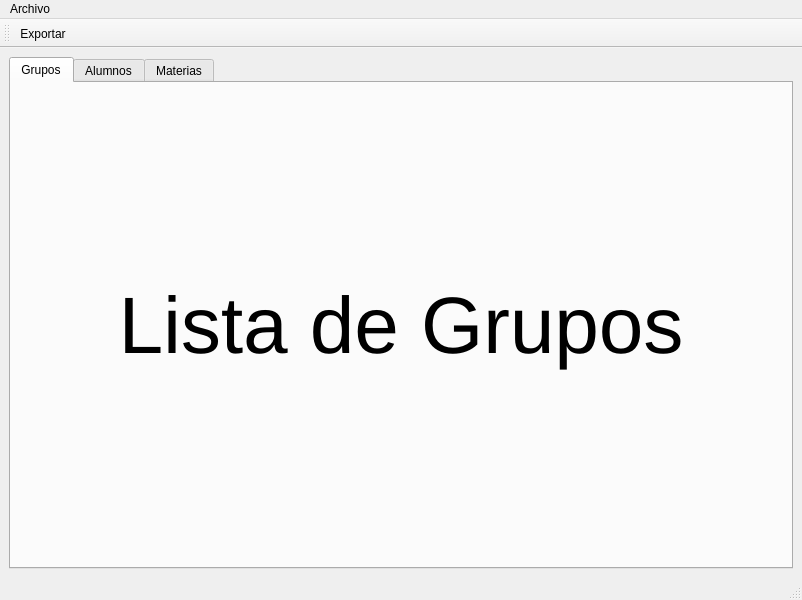
Qt form src/modules/GUI/modulosUI/ResultadosForm.ui (064xp/plano-pub) before a commit.
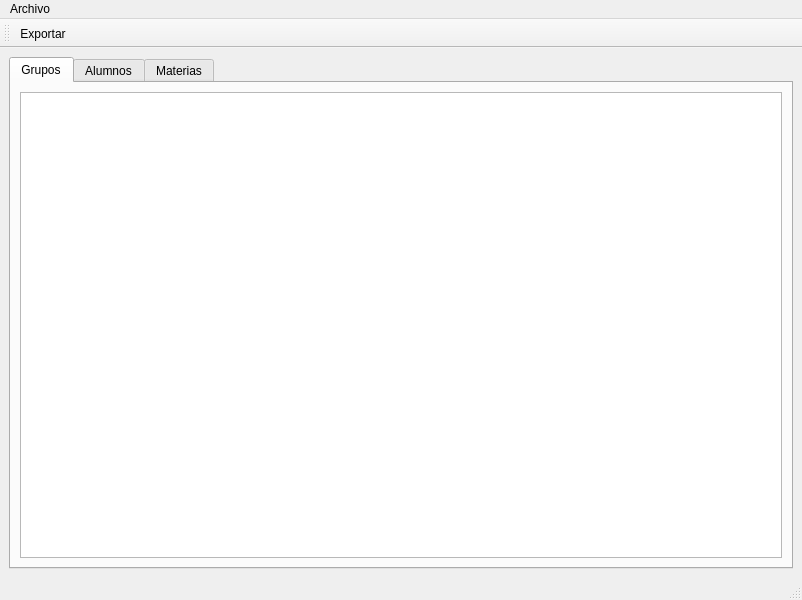
The same form after that commit. The open tabs and pages were chosen to show the change.

Commit message: Mostramos grupos y alumnos en cada grupo en ventana resultados.

What changed in the file:
```diff
--- a/src/modules/GUI/modulosUI/ResultadosForm.ui
+++ b/src/modules/GUI/modulosUI/ResultadosForm.ui
@@ -34,19 +34,7 @@
         <item row="0" column="0">
          <layout class="QVBoxLayout" name="verticalLayout_3">
           <item>
-           <widget class="QLabel" name="label">
-            <property name="font">
-             <font>
-              <pointsize>60</pointsize>
-             </font>
-            </property>
-            <property name="text">
-             <string>Lista de Grupos</string>
-            </property>
-            <property name="alignment">
-             <set>Qt::AlignCenter</set>
-            </property>
-           </widget>
+           <widget class="QTreeView" name="GruposTreeView"/>
           </item>
          </layout>
         </item>
```
Left out of the diff: 30 changed lines with no effect on the pictures. The commit also changes 4 other files.
